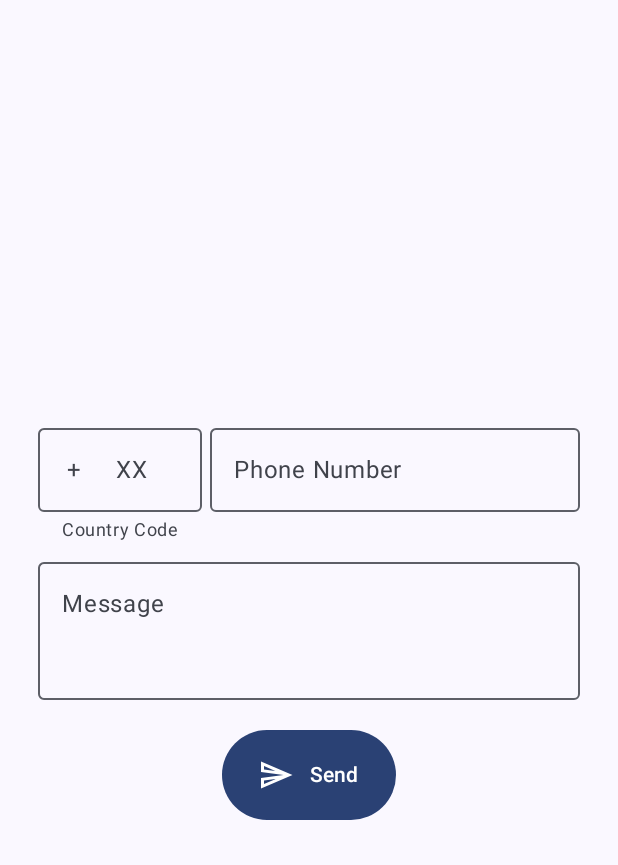
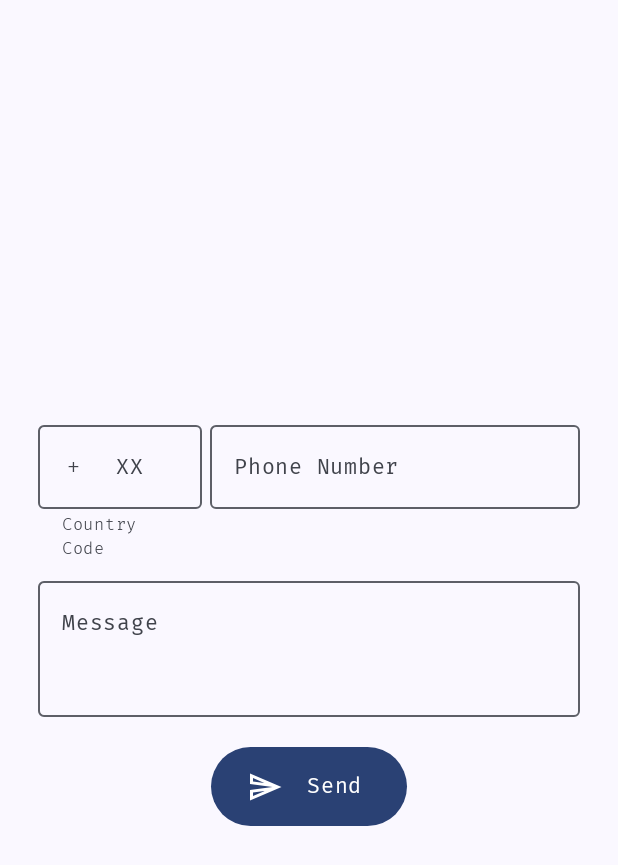
Before and after one commit to n1snt/Whatsapp-Direct, an Android app built with Jetpack Compose: the screen it shows after launch (MainActivity), on a phone screen of 412 x 824 dp. Shown: the top 865 px of the screen. Run offline under Robolectric (Android 15) with nearby library versions, the phone set to English and light mode, and no system bars; our stand-ins replace accompanist.

Commit message:
Using firacode font.

```diff
--- a/app/src/main/java/com/app/wadirect/Helpers.kt
+++ b/app/src/main/java/com/app/wadirect/Helpers.kt
@@ -31,6 +31,5 @@ fun ErrorDialog(
             confirmButton = {},
             modifier = Modifier
         )
-
     }
 }
--- a/app/src/main/java/com/app/wadirect/MainActivity.kt
+++ b/app/src/main/java/com/app/wadirect/MainActivity.kt
@@ -3,7 +3,6 @@ package com.app.wadirect
 import android.content.Intent
 import android.net.Uri
 import android.os.Bundle
-import android.util.Log
 import androidx.activity.ComponentActivity
 import androidx.activity.compose.setContent
 import androidx.compose.foundation.layout.Arrangement
@@ -53,7 +52,7 @@ class MainActivity: ComponentActivity() {
                 StatusBarNavbarColors()
                 Surface(
                     modifier = Modifier.fillMaxSize(),
-                    color = MaterialTheme.colorScheme.background
+                    color = MaterialTheme.colorScheme.background,
                 ) {
                     UI(
                         Modifier
@@ -87,9 +86,8 @@ class MainActivity: ComponentActivity() {
                 OutlinedTextField(
                     value = countryCodeVal,
                     onValueChange = { cc ->
-                        Log.d("Country code", cc.toString())
                         countryCodeVal = cc },
-                    label = { Text(text = stringResource(R.string.xx)) },
+                    label = { Text(text = stringResource(R.string.xx), style = MaterialTheme.typography.bodyMedium) },
                     keyboardOptions = KeyboardOptions(
                         keyboardType = KeyboardType.Number,
                         imeAction = ImeAction.Next
@@ -97,17 +95,16 @@ class MainActivity: ComponentActivity() {
                     modifier = Modifier
                         .width(120.dp)
                         .padding(horizontal = 5.dp),
-                    leadingIcon = { Text(text = stringResource(R.string.plus)) },
+                    leadingIcon = { Text(text = stringResource(R.string.plus), style = MaterialTheme.typography.labelLarge) },
                     singleLine = true,
-                    supportingText = { Text(text = stringResource(R.string.country_code)) }
+                    supportingText = { Text(text = stringResource(R.string.country_code), style = MaterialTheme.typography.labelSmall) }
                 )
 
                 OutlinedTextField(
                     value = phoneNumberVal,
                     onValueChange = { number ->
-                        Log.d("Phone no", number.text)
                         phoneNumberVal = number },
-                    label = { Text(text = stringResource(R.string.phone_number)) },
+                    label = { Text(text = stringResource(R.string.phone_number), style = MaterialTheme.typography.bodyMedium) },
                     keyboardOptions = KeyboardOptions(
                         keyboardType = KeyboardType.Phone,
                         imeAction = ImeAction.Next
@@ -123,9 +120,8 @@ class MainActivity: ComponentActivity() {
             OutlinedTextField(
                 value = messageVal,
                 onValueChange = { message ->
-                    Log.d("Message", message.text)
                     messageVal = message },
-                label = { Text(stringResource(R.string.message)) },
+                label = { Text(stringResource(R.string.message), style = MaterialTheme.typography.bodyMedium) },
                 keyboardOptions = KeyboardOptions(keyboardType = KeyboardType.Text),
                 modifier = Modifier
                     .fillMaxWidth()
@@ -153,8 +149,11 @@ class MainActivity: ComponentActivity() {
                 )
                 Spacer(modifier = Modifier.padding(5.dp))
                 Text(
-                    "Send",
-                    modifier = Modifier.padding(vertical = 12.dp)
+                    stringResource(R.string.send),
+                    style = MaterialTheme.typography.bodyMedium,
+                    modifier = Modifier.padding(
+                        vertical = 10.dp,
+                        horizontal = 5.dp),
                 )
             }
 
--- a/app/src/main/java/com/app/wadirect/ui/theme/Type.kt
+++ b/app/src/main/java/com/app/wadirect/ui/theme/Type.kt
@@ -2,31 +2,82 @@ package com.app.wadirect.ui.theme
 
 import androidx.compose.material3.Typography
 import androidx.compose.ui.text.TextStyle
+import androidx.compose.ui.text.font.Font
 import androidx.compose.ui.text.font.FontFamily
 import androidx.compose.ui.text.font.FontWeight
 import androidx.compose.ui.unit.sp
+import com.app.wadirect.R
+
+val Firacode = FontFamily(
+    Font(R.font.firacode),
+    Font(R.font.firacode_light, FontWeight.Light),
+    Font(R.font.firacode_medium, FontWeight.Medium),
+    Font(R.font.firacode_bold, FontWeight.Bold),
+)
 
 // Set of Material typography styles to start with
 val Typography = Typography(
     bodyLarge = TextStyle(
-        fontFamily = FontFamily.Default,
+        fontFamily = Firacode,
         fontWeight = FontWeight.Normal,
         fontSize = 16.sp,
         lineHeight = 24.sp,
         letterSpacing = 0.5.sp
     ),
+    bodyMedium = TextStyle(
+        fontFamily = Firacode,
+        fontWeight = FontWeight.Normal,
+        fontSize = 14.sp,
+        lineHeight = 20.sp,
+        letterSpacing = 0.5.sp
+    ),
+    bodySmall = TextStyle(
+        fontFamily = Firacode,
+        fontWeight = FontWeight.Normal,
+        fontSize = 12.sp,
+        lineHeight = 18.sp,
+        letterSpacing = 0.5.sp
+    ),
     titleLarge = TextStyle(
-        fontFamily = FontFamily.Default,
-        fontWeight = FontWeight.Normal,
+        fontFamily = Firacode,
+        fontWeight = FontWeight.Bold,
         fontSize = 22.sp,
         lineHeight = 28.sp,
         letterSpacing = 0.sp
     ),
+    titleMedium = TextStyle(
+        fontFamily = Firacode,
+        fontWeight = FontWeight.Medium,
+        fontSize = 18.sp,
+        lineHeight = 24.sp,
+        letterSpacing = 0.sp
+    ),
+    titleSmall = TextStyle(
+        fontFamily = Firacode,
+        fontWeight = FontWeight.Medium,
+        fontSize = 16.sp,
+        lineHeight = 20.sp,
+        letterSpacing = 0.sp
+    ),
     labelSmall = TextStyle(
-        fontFamily = FontFamily.Default,
-        fontWeight = FontWeight.Medium,
+        fontFamily = Firacode,
+        fontWeight = FontWeight.Light,
         fontSize = 11.sp,
         lineHeight = 16.sp,
         letterSpacing = 0.5.sp
-    )
+    ),
+    labelMedium = TextStyle(
+        fontFamily = Firacode,
+        fontWeight = FontWeight.Light,
+        fontSize = 12.sp,
+        lineHeight = 16.sp,
+        letterSpacing = 0.5.sp
+    ),
+    labelLarge = TextStyle(
+        fontFamily = Firacode,
+        fontWeight = FontWeight.Light,
+        fontSize = 14.sp,
+        lineHeight = 20.sp,
+        letterSpacing = 0.5.sp
+    ),
 )
```
Also changed, not shown: app/src/main/res/font/firacode.ttf (added), app/src/main/res/font/firacode_bold.ttf (added), app/src/main/res/font/firacode_light.ttf (added), app/src/main/res/font/firacode_medium.ttf (added).
